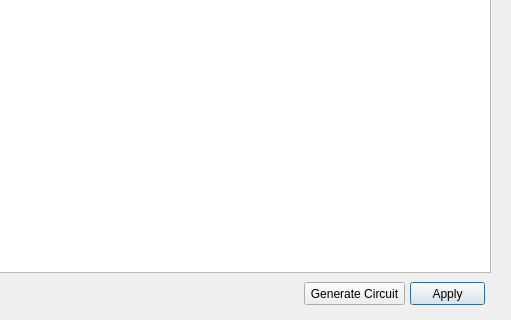
ElliotHarding/Logic-Gate-Simulator, file Application/Logic_Gate_Simulator/Dialogs/dlg_editscript.ui: the form before one commit; both pictures show x 190 to 701 and y 108 to 428 of the 701 by 428 pixel window.
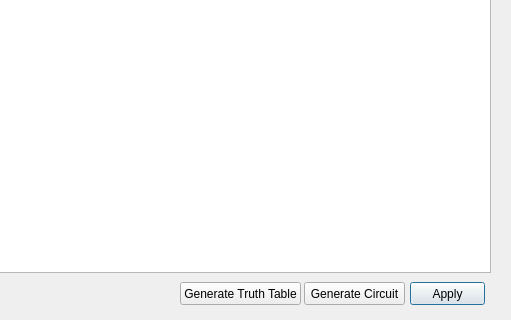
The form after the commit.

Commit message: Generate truth table

Patch:
```diff
--- a/Application/Logic_Gate_Simulator/Dialogs/dlg_editscript.ui
+++ b/Application/Logic_Gate_Simulator/Dialogs/dlg_editscript.ui
@@ -133,6 +133,19 @@
     <string>Generate Circuit</string>
    </property>
   </widget>
+  <widget class="QPushButton" name="btn_genTuthTable">
+   <property name="geometry">
+    <rect>
+     <x>370</x>
+     <y>390</y>
+     <width>121</width>
+     <height>23</height>
+    </rect>
+   </property>
+   <property name="text">
+    <string>Generate Truth Table</string>
+   </property>
+  </widget>
  </widget>
  <resources/>
  <connections/>
```
Left out of the diff: 4 changed lines with no effect on the pictures. The commit also changes 2 other files.
